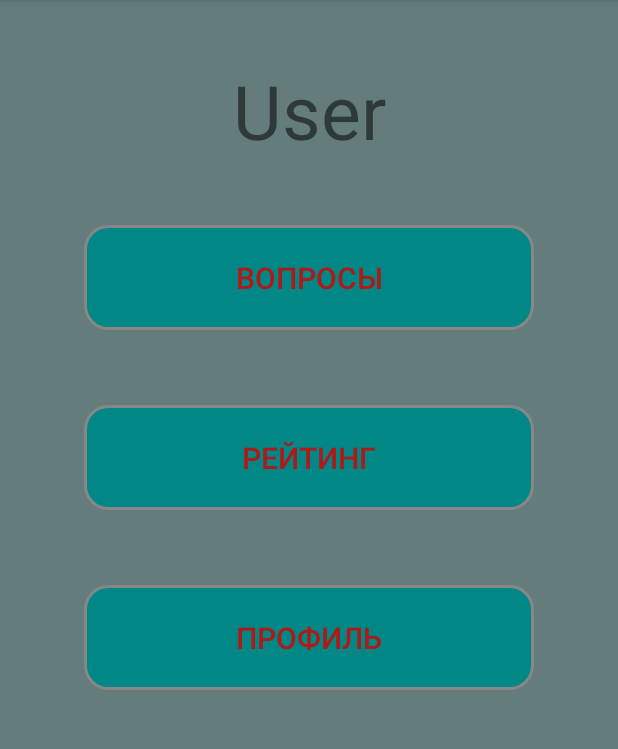
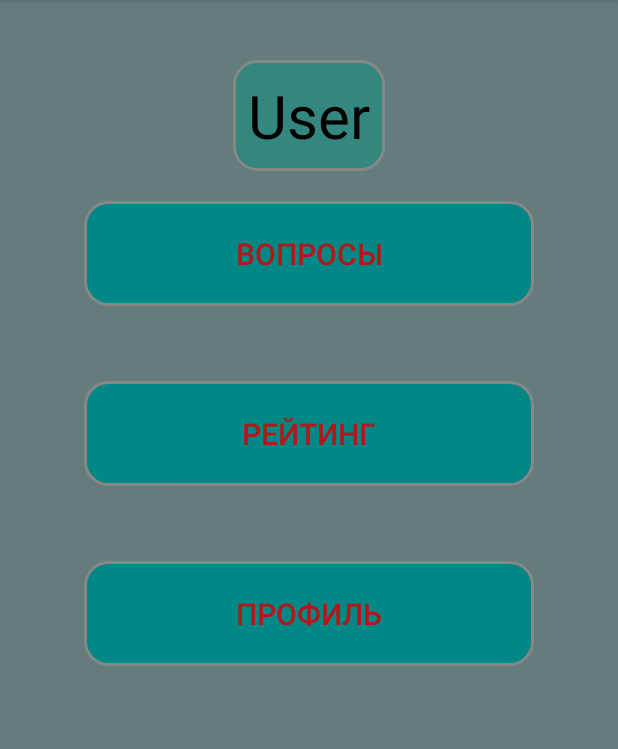
Before and after one commit to nikikrad/PT2_RPOS, an Android app: the screen it shows after launch (MainActivity), on a phone screen of 412 x 824 dp, the part 84-833 px from its top. Run offline under Robolectric (Android 15) with nearby library versions, the phone set to English and light mode, and no system bars.

Commit message:
some changes

```diff
--- a/app/src/main/res/layout/fragment_menu.xml
+++ b/app/src/main/res/layout/fragment_menu.xml
@@ -9,14 +9,14 @@
         android:id="@+id/btn_Question"
         android:layout_width="300dp"
         android:layout_height="70dp"
+        android:background="@drawable/ic_rounded_rectangle"
+        android:text="Вопросы"
+        android:textColor="#B11818"
         android:textSize="20sp"
-        android:textColor="#B11818"
-        android:text="Вопросы"
-        app:layout_constraintTop_toTopOf="parent"
+        android:layout_marginTop="20sp"
+        app:layout_constraintEnd_toEndOf="parent"
         app:layout_constraintStart_toStartOf="parent"
-        app:layout_constraintEnd_toEndOf="parent"
-        android:background="@drawable/ic_rounded_rectangle"
-        android:layout_marginTop="150dp"/>
+        app:layout_constraintTop_toBottomOf="@+id/tv_PersonName" />
 
     <androidx.appcompat.widget.AppCompatButton
         android:id="@+id/btn_Results"
@@ -39,7 +39,11 @@
         app:layout_constraintStart_toStartOf="parent"
         app:layout_constraintEnd_toEndOf="parent"
         android:layout_marginTop="40dp"
-        android:textSize="50sp"/>
+        android:gravity="center"
+        android:background="@drawable/ic_rounded_rectangle_for_questions"
+        android:padding="10dp"
+        android:textColor="@color/black"
+        android:textSize="40sp"/>
 
     <androidx.appcompat.widget.AppCompatButton
         android:id="@+id/btn_Profile"
--- a/app/src/main/res/layout/fragment_profile.xml
+++ b/app/src/main/res/layout/fragment_profile.xml
@@ -23,7 +23,7 @@
         android:layout_height="50dp"
         android:layout_marginTop="30dp"
         android:gravity="center"
-        android:inputType="textCapSentences"
+        android:inputType="textCapWords"
         android:textSize="25sp"
         app:layout_constraintEnd_toEndOf="@+id/textView"
         app:layout_constraintStart_toStartOf="@+id/textView"
--- a/app/src/main/res/layout/item_person.xml
+++ b/app/src/main/res/layout/item_person.xml
@@ -1,7 +1,7 @@
 <?xml version="1.0" encoding="utf-8"?>
 <androidx.constraintlayout.widget.ConstraintLayout xmlns:android="http://schemas.android.com/apk/res/android"
     android:layout_width="match_parent"
-    android:layout_height="100dp"
+    android:layout_height="wrap_content"
     xmlns:app="http://schemas.android.com/apk/res-auto"
     android:background="@drawable/ic_rounded_rectangle_for_questions"
     android:layout_margin="20sp">
@@ -12,6 +12,7 @@
         android:layout_height="wrap_content"
         android:layout_marginTop="10dp"
         android:hint="N"
+        android:gravity="center"
         android:textSize="30sp"
         app:layout_constraintEnd_toEndOf="parent"
         app:layout_constraintStart_toStartOf="parent"
```
